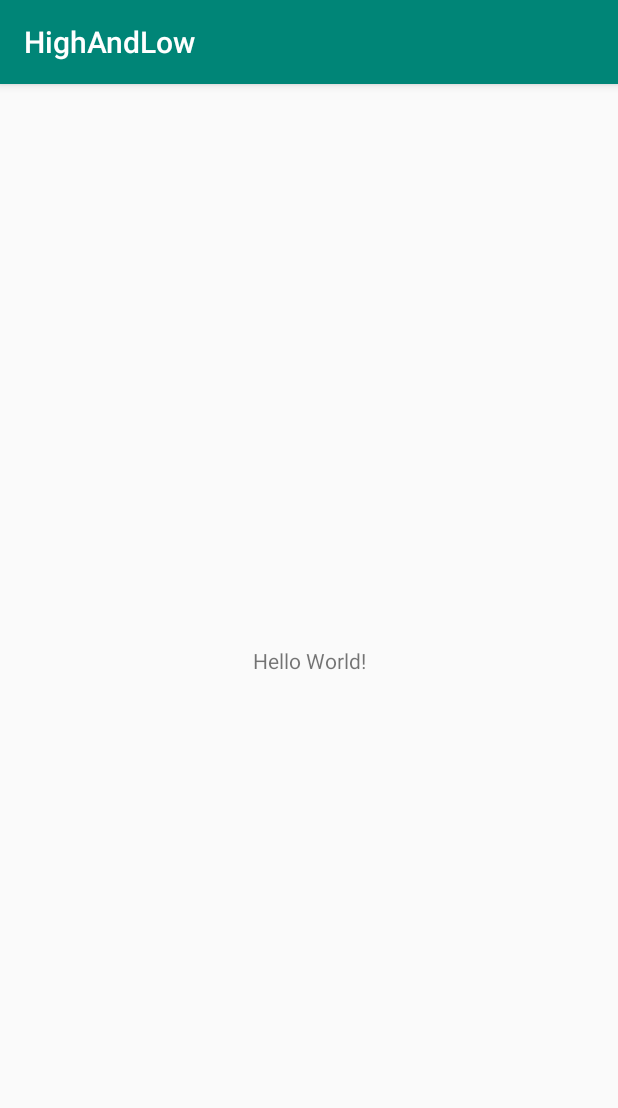
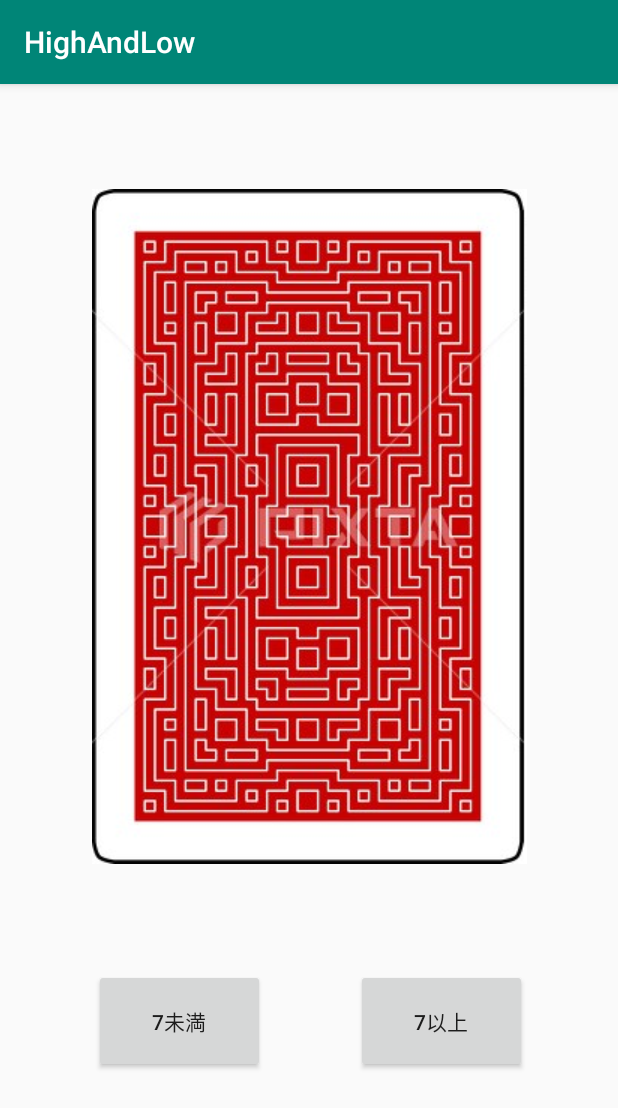
Before and after one commit to ryoikijisshu/HighAndLow, an Android app: the screen it shows after launch (MainActivity), on a phone screen of 412 x 824 dp. Shown: the top 1108 px of the screen. Run offline under Robolectric (Android 15) with nearby library versions, the phone set to English and light mode, and no system bars.

Commit message:
領域実習の課題2
領域の課題2を作成しました

```diff
--- a/app/build.gradle
+++ b/app/build.gradle
@@ -24,7 +24,7 @@ android {
 
 dependencies {
     implementation fileTree(dir: 'libs', include: ['*.jar'])
-    implementation"org.jetbrains.kotlin:kotlin-stdlib-jdk7:$kotlin_version"
+    implementation "org.jetbrains.kotlin:kotlin-stdlib-jdk7:$kotlin_version"
     implementation 'com.android.support:appcompat-v7:28.0.0'
     implementation 'com.android.support.constraint:constraint-layout:1.1.3'
     testImplementation 'junit:junit:4.12'
--- a/app/src/main/AndroidManifest.xml
+++ b/app/src/main/AndroidManifest.xml
@@ -9,6 +9,8 @@
             android:roundIcon="@mipmap/ic_launcher_round"
             android:supportsRtl="true"
             android:theme="@style/AppTheme">
+        <activity android:name=".ResultActivity">
+        </activity>
         <activity android:name=".MainActivity">
             <intent-filter>
                 <action android:name="android.intent.action.MAIN"/>
--- a/app/src/main/java/kgu/klab/highandlow/MainActivity.kt
+++ b/app/src/main/java/kgu/klab/highandlow/MainActivity.kt
@@ -1,12 +1,26 @@
 package kgu.klab.highandlow
 
+import android.content.Intent
 import android.support.v7.app.AppCompatActivity
 import android.os.Bundle
+import android.widget.Button
+import kotlinx.android.synthetic.main.activity_main.*
 
 class MainActivity : AppCompatActivity() {
 
     override fun onCreate(savedInstanceState: Bundle?) {
         super.onCreate(savedInstanceState)
         setContentView(R.layout.activity_main)
+
+        low.setOnClickListener {
+            val intent = Intent(this, ResultActivity::class.java)
+            intent.putExtra("JUDGE_ID", 1)
+            startActivity(intent)
+        }
+        high.setOnClickListener {
+            val intent = Intent(this, ResultActivity::class.java)
+            intent.putExtra("JUDGE_ID", 2)
+            startActivity(intent)
+        }
     }
 }
--- a/app/src/main/res/layout/activity_main.xml
+++ b/app/src/main/res/layout/activity_main.xml
@@ -6,14 +6,31 @@
         android:layout_width="match_parent"
         android:layout_height="match_parent"
         tools:context=".MainActivity">
-
-    <TextView
+    <Button
+            android:text="7未満"
+            android:layout_width="114dp"
+            android:layout_height="69dp"
+            android:id="@+id/low" app:layout_constraintTop_toTopOf="parent"
+            app:layout_constraintStart_toStartOf="parent" android:layout_marginBottom="8dp"
+            app:layout_constraintBottom_toBottomOf="parent" app:layout_constraintEnd_toEndOf="parent"
+            android:layout_marginEnd="8dp" android:layout_marginRight="8dp" app:layout_constraintHorizontal_bias="0.217"
+            app:layout_constraintVertical_bias="0.854"/>
+    <Button
+            android:text="7以上"
+            android:layout_width="114dp"
+            android:layout_height="69dp"
+            android:id="@+id/high"
+            android:layout_marginBottom="8dp" app:layout_constraintBottom_toBottomOf="parent"
+            app:layout_constraintStart_toEndOf="@+id/low" android:layout_marginLeft="8dp"
+            android:layout_marginStart="8dp" app:layout_constraintEnd_toEndOf="parent" android:layout_marginEnd="8dp"
+            android:layout_marginRight="8dp"
+            app:layout_constraintTop_toTopOf="@+id/low" app:layout_constraintVertical_bias="0.0"/>
+    <ImageView
             android:layout_width="wrap_content"
-            android:layout_height="wrap_content"
-            android:text="Hello World!"
-            app:layout_constraintBottom_toBottomOf="parent"
-            app:layout_constraintLeft_toLeftOf="parent"
-            app:layout_constraintRight_toRightOf="parent"
-            app:layout_constraintTop_toTopOf="parent"/>
-
+            android:layout_height="wrap_content" app:srcCompat="@drawable/back"
+            android:id="@+id/backImage" android:layout_marginTop="8dp"
+            app:layout_constraintTop_toTopOf="parent" app:layout_constraintStart_toStartOf="parent"
+            android:layout_marginLeft="8dp" android:layout_marginStart="8dp" app:layout_constraintEnd_toEndOf="parent"
+            android:layout_marginEnd="8dp" android:layout_marginRight="8dp" android:layout_marginBottom="8dp"
+            app:layout_constraintBottom_toTopOf="@+id/low"/>
 </android.support.constraint.ConstraintLayout>
```
Also changed, not shown: app/src/main/java/kgu/klab/highandlow/ResultActivity.kt (added, +49 -0 lines), app/src/main/res/layout/activity_result.xml (added, +39 -0 lines), app/src/main/res/drawable/back.jpg (added), app/src/main/res/drawable/card1.jpg (added), app/src/main/res/drawable/card10.jpg (added), app/src/main/res/drawable/card11.jpg (added), app/src/main/res/drawable/card12.jpg (added), app/src/main/res/drawable/card13.jpg (added), app/src/main/res/drawable/card2.jpg (added), app/src/main/res/drawable/card3.jpg (added), app/src/main/res/drawable/card4.jpg (added), app/src/main/res/drawable/card5.jpg (added), app/src/main/res/drawable/card6.jpg (added), app/src/main/res/drawable/card7.jpg (added), 2 more files.
